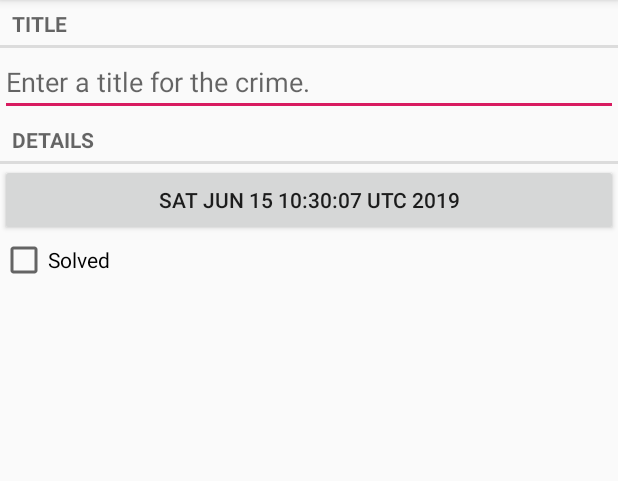
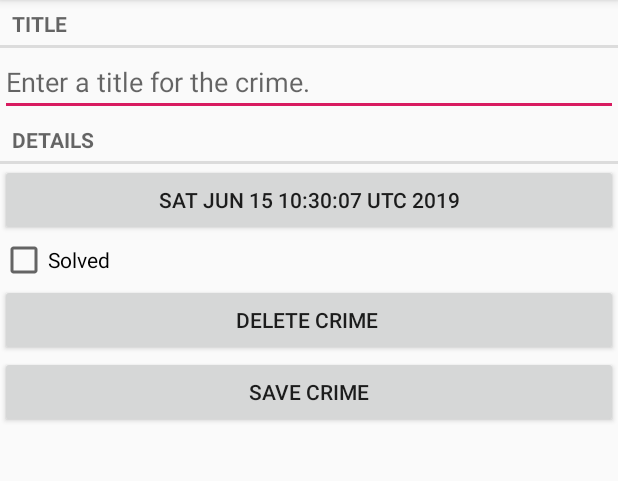
Before and after one commit to hbrockster13/Fragment_intro, an Android app: the screen it shows after launch (CrimePagerActivity), after a tap on "Crime Name", on a phone screen of 412 x 824 dp, the part 84-565 px from its top. Run offline under Robolectric (Android 15) with nearby library versions, the phone set to English and light mode, and no system bars.

Commit message:
updated with Activty 2

```diff
--- a/app/src/main/java/com/example/criminalintent/CrimeFragment.java
+++ b/app/src/main/java/com/example/criminalintent/CrimeFragment.java
@@ -1,6 +1,8 @@
 package com.example.criminalintent;
 
 import android.app.Activity;
+import android.app.AlertDialog;
+import android.content.DialogInterface;
 import android.content.Intent;
 import android.os.Bundle;
 import android.support.annotation.NonNull;
@@ -33,6 +35,10 @@ public class CrimeFragment extends Fragment
     private EditText mTitleField;
     private Button mDateButton;
     private CheckBox mSolvedCheckBox;
+    private Button mDeleteButton;
+    private Button mSaveButton;
+
+
 
     public static CrimeFragment newInstance(UUID crimeID)
     {
@@ -104,6 +110,26 @@ public class CrimeFragment extends Fragment
             }
         });
 
+        mDeleteButton = v.findViewById(R.id.delete_crime);
+        mDeleteButton.setOnClickListener(new View.OnClickListener()
+        {
+            @Override
+            public void onClick(View v)
+            {
+                buildAlertDialog();
+            }
+        });
+
+        mSaveButton = v.findViewById(R.id.save_button);
+        mSaveButton.setOnClickListener(new View.OnClickListener()
+        {
+            @Override
+            public void onClick(View v)
+            {
+                getActivity().finish();
+            }
+        });
+
         return v;
     }
 
@@ -137,5 +163,35 @@ public class CrimeFragment extends Fragment
         mDateButton.setText(mCrime.getmDate().toString());
     }
 
+    private void buildAlertDialog()
+    {
+        AlertDialog.Builder builder = new AlertDialog.Builder(getActivity());
 
+        builder.setTitle("Delete Crime");
+        builder.setMessage("Are you sure you want to delete this Crime?");
+
+        builder.setPositiveButton("YES", new DialogInterface.OnClickListener()
+        {
+            @Override
+            public void onClick(DialogInterface dialog, int which)
+            {
+                dialog.dismiss();
+                CrimeLab.get(getActivity()).deleteCrime(mCrime);
+                getActivity().finish();
+            }
+        });
+
+        builder.setNegativeButton("CANCEL", new DialogInterface.OnClickListener()
+        {
+            @Override
+            public void onClick(DialogInterface dialog, int which)
+            {
+                dialog.dismiss();
+                getActivity().finish();
+            }
+        });
+
+        AlertDialog alertDialog = builder.create();
+        alertDialog.show();
+    }
 }
--- a/app/src/main/java/com/example/criminalintent/CrimeListFragment.java
+++ b/app/src/main/java/com/example/criminalintent/CrimeListFragment.java
@@ -19,6 +19,7 @@ import android.widget.TextView;
 
 import com.example.criminalintent.Models.Crime;
 import com.example.criminalintent.Models.CrimeLab;
+import com.example.criminalintent.database.CrimeDbSchema;
 
 import java.util.List;
 
@@ -81,6 +82,11 @@ public class  CrimeListFragment extends Fragment
         {
             Crime crime = mCrimes.get(i);
             crimeHolder.bind(crime);
+        }
+
+        public void setmCrimes(List<Crime> crimes)
+        {
+            mCrimes = crimes;
         }
 
         @Override
@@ -151,8 +157,16 @@ public class  CrimeListFragment extends Fragment
         CrimeLab crimeLab = CrimeLab.get(getActivity());
         List<Crime> crimes = crimeLab.getmCrimes();
 
-        mAdapter = new CrimeAdapter(crimes);
-        mCrimeRecyclerView.setAdapter(mAdapter);
+        if(mAdapter == null)
+        {
+            mAdapter = new CrimeAdapter(crimes);
+            mCrimeRecyclerView.setAdapter(mAdapter);
+        }
+        else
+        {
+            mAdapter.setmCrimes(crimes);
+            mAdapter.notifyDataSetChanged();
+        }
     }
 
 }
--- a/app/src/main/res/layout/fragment_crime.xml
+++ b/app/src/main/res/layout/fragment_crime.xml
@@ -31,4 +31,16 @@
         android:layout_height="wrap_content"
         android:text="@string/crime_solved_label"/>
 
+    <Button
+        android:id="@+id/delete_crime"
+        android:layout_width="match_parent"
+        android:layout_height="wrap_content"
+        android:text="Delete Crime " />
+
+    <Button
+        android:id="@+id/save_button"
+        android:layout_width="match_parent"
+        android:layout_height="wrap_content"
+        android:text="SAVE CRIME" />
+
 </LinearLayout>
```
Also changed, not shown: app/src/main/java/com/example/criminalintent/Models/CrimeLab.java (+10 -0 lines).
